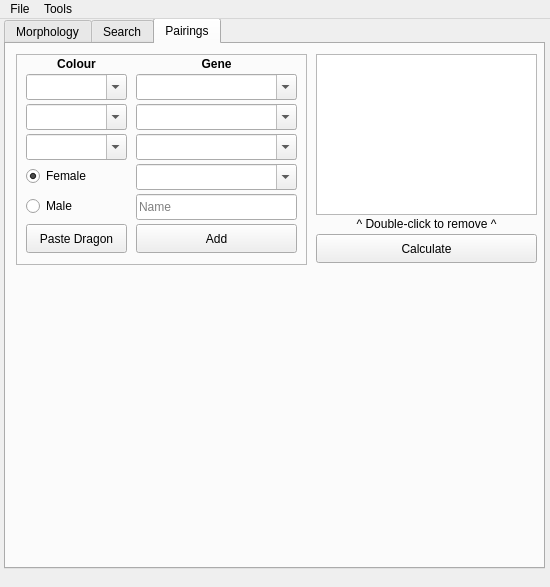
The window that mainwindow.ui (TheCalpolMan/flight-rising-breeding-tracker) describes before a commit, drawn with Qt 5.
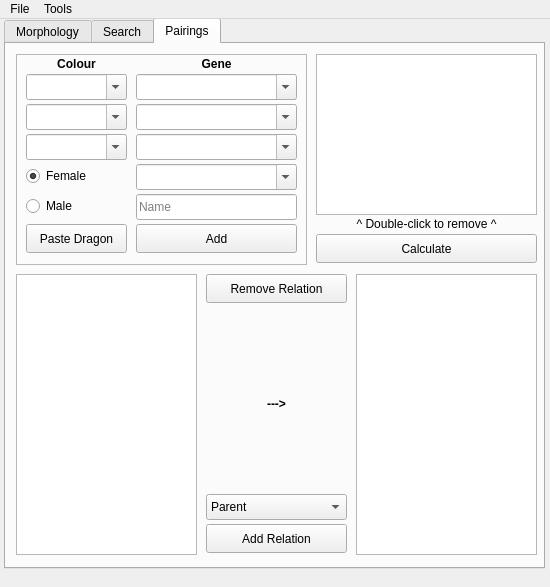
The same window after the commit. The open tabs and pages were chosen to show the change. Icons and pictures are not drawn. Custom widgets are drawn as their Qt base class.

Commit message: converted possibleParents in mainwindow.h to shared pointers, lots of changes because of that. Started designing UI for adding relationships

Diff of the .ui file:
```diff
--- a/mainwindow.ui
+++ b/mainwindow.ui
@@ -1875,6 +1875,100 @@
        <string>Calculate</string>
       </property>
      </widget>
+     <widget class="QListWidget" name="childlistwidget">
+      <property name="geometry">
+       <rect>
+        <x>10</x>
+        <y>230</y>
+        <width>181</width>
+        <height>281</height>
+       </rect>
+      </property>
+     </widget>
+     <widget class="QListWidget" name="parentlistwidget">
+      <property name="geometry">
+       <rect>
+        <x>350</x>
+        <y>230</y>
+        <width>181</width>
+        <height>281</height>
+       </rect>
+      </property>
+     </widget>
+     <widget class="QPushButton" name="pushButton_2">
+      <property name="geometry">
+       <rect>
+        <x>200</x>
+        <y>480</y>
+        <width>141</width>
+        <height>29</height>
+       </rect>
+      </property>
+      <property name="text">
+       <string>Add Relation</string>
+      </property>
+     </widget>
+     <widget class="QComboBox" name="comboBox">
+      <property name="geometry">
+       <rect>
+        <x>200</x>
+        <y>450</y>
+        <width>141</width>
+        <height>26</height>
+       </rect>
+      </property>
+      <item>
+       <property name="text">
+        <string>Parent</string>
+       </property>
+      </item>
+      <item>
+       <property name="text">
+        <string>Grandparent</string>
+       </property>
+      </item>
+      <item>
+       <property name="text">
+        <string>G-Grandparent</string>
+       </property>
+      </item>
+      <item>
+       <property name="text">
+        <string>G-G-Grandparent</string>
+       </property>
+      </item>
+      <item>
+       <property name="text">
+        <string>G-G-G-Grandparent</string>
+       </property>
+      </item>
+     </widget>
+     <widget class="QPushButton" name="pushButton_3">
+      <property name="geometry">
+       <rect>
+        <x>200</x>
+        <y>230</y>
+        <width>141</width>
+        <height>29</height>
+       </rect>
+      </property>
+      <property name="text">
+       <string>Remove Relation</string>
+      </property>
+     </widget>
+     <widget class="QLabel" name="label_33">
+      <property name="geometry">
+       <rect>
+        <x>200</x>
+        <y>350</y>
+        <width>141</width>
+        <height>20</height>
+       </rect>
+      </property>
+      <property name="text">
+       <string>&lt;html&gt;&lt;head/&gt;&lt;body&gt;&lt;p align=&quot;center&quot;&gt;&lt;span style=&quot; font-weight:700;&quot;&gt;---&amp;gt;&lt;/span&gt;&lt;/p&gt;&lt;/body&gt;&lt;/html&gt;</string>
+      </property>
+     </widget>
     </widget>
    </widget>
   </widget>
```
Left out of the diff: 2 changed lines with no effect on the pictures. The commit also changes 11 other files.
